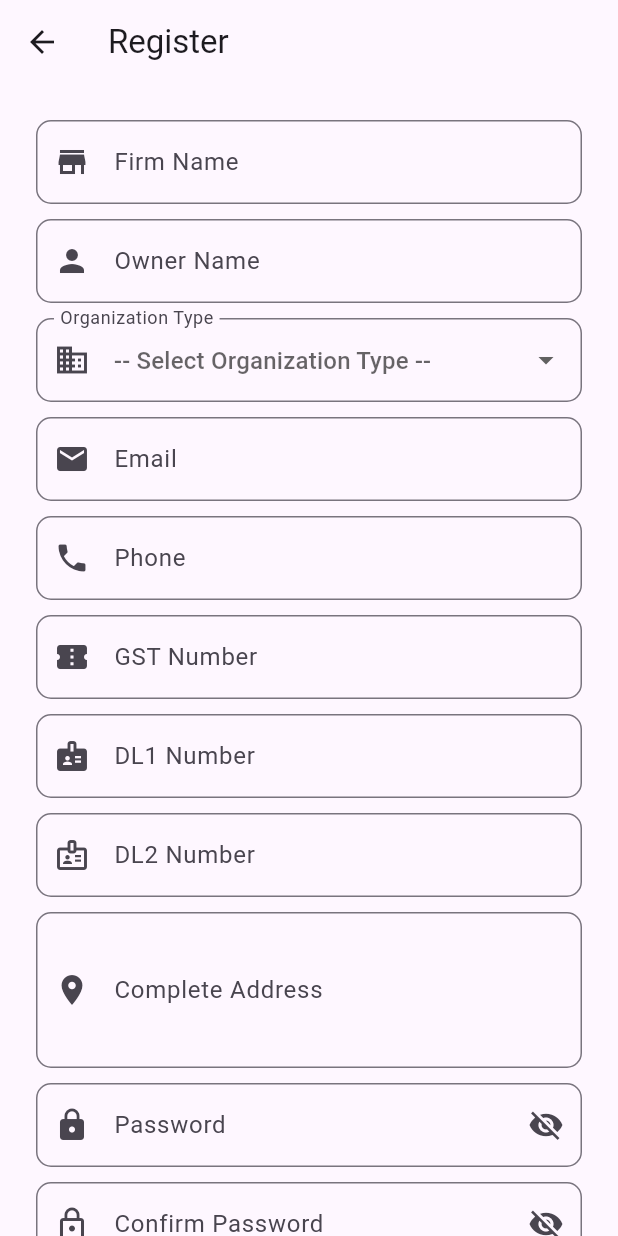
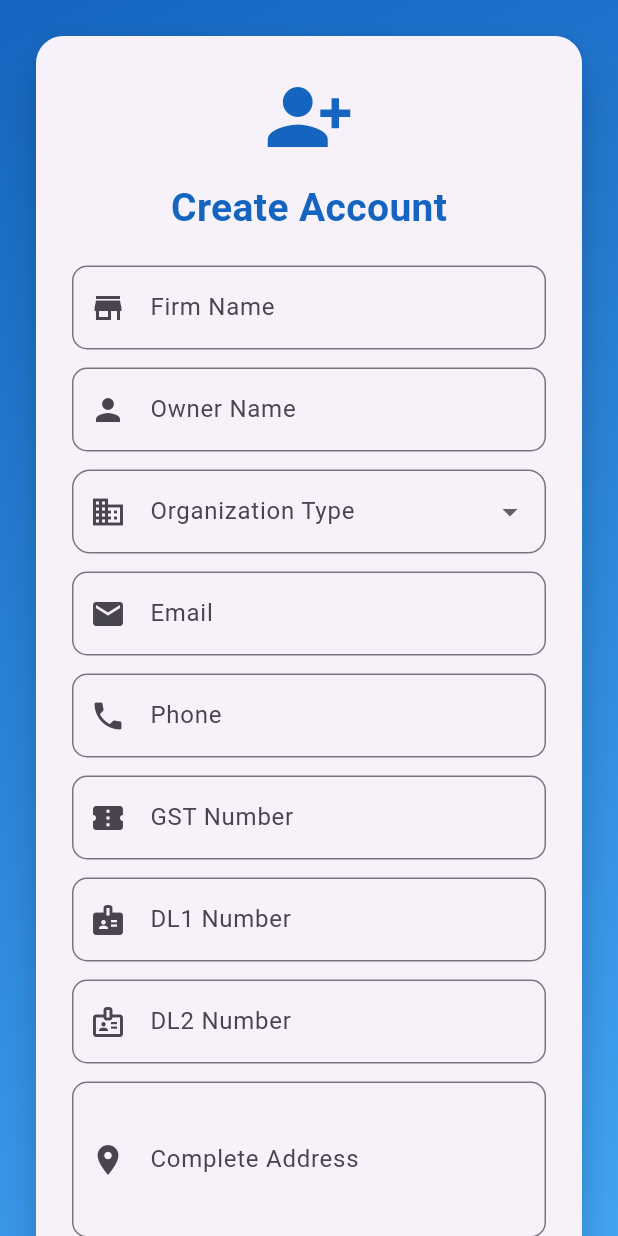
Before and after one commit to NeelSavsani/ExpiroChain-Flutter-Application, a Flutter app: the RegisterScreen screen opened directly, on a phone screen of 412 x 824 dp. Run offline on Flutter 3.47's test engine with Material 3 defaults, Android fonts, the phone set to English and light mode, and no system bars; our stand-ins replace cookie_jar, dio, dio_cookie_manager, file_picker, shared_preferences; accounts and stored records are empty.

Commit message:
started designing

```diff
--- a/lib/screens/register_screen.dart
+++ b/lib/screens/register_screen.dart
@@ -1,6 +1,7 @@
 import 'dart:io';
 import 'package:flutter/material.dart';
 import 'package:file_picker/file_picker.dart';
+
 import '../widgets/custom_textfield.dart';
 import '../widgets/custom_button.dart';
 import '../services/api_service.dart';
@@ -32,18 +33,14 @@ class _RegisterScreenState extends State<RegisterScreen> {
   File? dl2File;
 
   bool isLoading = false;
-
-  // ================= ORGANIZATION TYPE =================
-  String? selectedOrgType; // ✅ NULL by default
+  String? selectedOrgType;
 
   // ================= PHONE NORMALIZER =================
   String normalizeIndianPhone(String input) {
     final digitsOnly = input.replaceAll(RegExp(r'\D'), '');
-
     if (digitsOnly.length > 10) {
       return digitsOnly.substring(digitsOnly.length - 10);
     }
-
     return digitsOnly;
   }
 
@@ -58,7 +55,7 @@ class _RegisterScreenState extends State<RegisterScreen> {
     }
   }
 
-  // ================= FILE TILE WIDGET =================
+  // ================= FILE TILE =================
   Widget buildFilePickerTile({
     required String label,
     required File? file,
@@ -66,10 +63,10 @@ class _RegisterScreenState extends State<RegisterScreen> {
     required VoidCallback onClear,
   }) {
     return Card(
-      elevation: 1,
-      shape: RoundedRectangleBorder(borderRadius: BorderRadius.circular(10)),
+      elevation: 2,
+      shape: RoundedRectangleBorder(borderRadius: BorderRadius.circular(12)),
       child: ListTile(
-        leading: const Icon(Icons.upload_file, color: Colors.blue),
+        leading: const Icon(Icons.upload_file, color: Color(0xFF1565C0)),
         title: Text(
           file == null ? label : file.path.split('/').last,
           style: TextStyle(
@@ -91,7 +88,6 @@ class _RegisterScreenState extends State<RegisterScreen> {
 
   // ================= SEND OTP =================
   Future<void> sendOtp() async {
-    // ✅ DROPDOWN VALIDATION
     if (selectedOrgType == null) {
       ScaffoldMessenger.of(context).showSnackBar(
         const SnackBar(content: Text("Please select organization type")),
@@ -114,7 +110,6 @@ class _RegisterScreenState extends State<RegisterScreen> {
     }
 
     final normalizedPhone = normalizeIndianPhone(phoneController.text);
-
     if (normalizedPhone.length != 10) {
       ScaffoldMessenger.of(context).showSnackBar(
         const SnackBar(content: Text("Enter valid 10-digit mobile number")),
@@ -129,7 +124,7 @@ class _RegisterScreenState extends State<RegisterScreen> {
         fields: {
           "firm_name": firmController.text.trim(),
           "owner_name": ownerController.text.trim(),
-          "user_type": selectedOrgType!, // ✅ SAFE NOW
+          "user_type": selectedOrgType!,
           "email_id": emailController.text.trim(),
           "phn_no": normalizedPhone,
           "gstno": gstNoController.text.trim(),
@@ -170,33 +165,61 @@ class _RegisterScreenState extends State<RegisterScreen> {
   @override
   Widget build(BuildContext context) {
     return Scaffold(
-      appBar: AppBar(title: const Text("Register")),
-      body: SingleChildScrollView(
+      body: Container(
+        decoration: const BoxDecoration(
+          gradient: LinearGradient(
+            colors: [Color(0xFF1565C0), Color(0xFF42A5F5)],
+            begin: Alignment.topLeft,
+            end: Alignment.bottomRight,
+          ),
+        ),
+        child: SafeArea(
+          child: Center(
+            child: SingleChildScrollView(
+              padding: const EdgeInsets.all(20),
+              child: Card(
+                elevation: 12,
+                shape: RoundedRectangleBorder(
+                  borderRadius: BorderRadius.circular(18),
+                ),
+                child: Padding(
                   padding: const EdgeInsets.all(24),
                   child: Column(
                     children: [
+                      const Icon(Icons.person_add_alt_1,
+                          size: 60, color: Color(0xFF1565C0)),
+                      const SizedBox(height: 12),
+
+                      const Text(
+                        "Create Account",
+                        style: TextStyle(
+                          fontSize: 26,
+                          fontWeight: FontWeight.bold,
+                          color: Color(0xFF1565C0),
+                        ),
+                      ),
+                      const SizedBox(height: 20),
+
                       CustomTextField(
                         controller: firmController,
                         label: "Firm Name",
                         icon: Icons.store,
                       ),
-            const SizedBox(height: 10),
+                      const SizedBox(height: 12),
 
                       CustomTextField(
                         controller: ownerController,
                         label: "Owner Name",
                         icon: Icons.person,
                       ),
-            const SizedBox(height: 10),
+                      const SizedBox(height: 12),
 
-            // ================= ORGANIZATION TYPE DROPDOWN =================
                       DropdownButtonFormField<String>(
                         value: selectedOrgType,
                         decoration: InputDecoration(
                           labelText: "Organization Type",
-                hintText: "-- Select Organization Type --",
                           border: OutlineInputBorder(
-                  borderRadius: BorderRadius.circular(10),
+                            borderRadius: BorderRadius.circular(12),
                           ),
                           prefixIcon: const Icon(Icons.business),
                         ),
@@ -215,19 +238,17 @@ class _RegisterScreenState extends State<RegisterScreen> {
                           ),
                         ],
                         onChanged: (value) {
-                setState(() {
-                  selectedOrgType = value;
-                });
+                          setState(() => selectedOrgType = value);
                         },
                       ),
-            const SizedBox(height: 10),
+                      const SizedBox(height: 12),
 
                       CustomTextField(
                         controller: emailController,
                         label: "Email",
                         icon: Icons.email,
                       ),
-            const SizedBox(height: 10),
+                      const SizedBox(height: 12),
 
                       CustomTextField(
                         controller: phoneController,
@@ -235,28 +256,28 @@ class _RegisterScreenState extends State<RegisterScreen> {
                         icon: Icons.phone,
                         keyboardType: TextInputType.phone,
                       ),
-            const SizedBox(height: 10),
+                      const SizedBox(height: 12),
 
                       CustomTextField(
                         controller: gstNoController,
                         label: "GST Number",
                         icon: Icons.confirmation_number,
                       ),
-            const SizedBox(height: 10),
+                      const SizedBox(height: 12),
 
                       CustomTextField(
                         controller: dl1NoController,
                         label: "DL1 Number",
                         icon: Icons.badge,
                       ),
-            const SizedBox(height: 10),
+                      const SizedBox(height: 12),
 
                       CustomTextField(
                         controller: dl2NoController,
                         label: "DL2 Number",
                         icon: Icons.badge_outlined,
                       ),
-            const SizedBox(height: 10),
+                      const SizedBox(height: 12),
 
                       CustomTextField(
                         controller: addressController,
@@ -264,7 +285,7 @@ class _RegisterScreenState extends State<RegisterScreen> {
                         icon: Icons.location_on,
                         maxLines: 3,
                       ),
-            const SizedBox(height: 10),
+                      const SizedBox(height: 12),
 
                       CustomTextField(
                         controller: passController,
@@ -272,7 +293,7 @@ class _RegisterScreenState extends State<RegisterScreen> {
                         icon: Icons.lock,
                         isPassword: true,
                       ),
-            const SizedBox(height: 10),
+                      const SizedBox(height: 12),
 
                       CustomTextField(
                         controller: confirmController,
@@ -282,9 +303,8 @@ class _RegisterScreenState extends State<RegisterScreen> {
                       ),
                       const SizedBox(height: 20),
 
-            // ================= FILE PICKERS =================
                       buildFilePickerTile(
-              label: "Select GST Certificate",
+                        label: "Upload GST Certificate",
                         file: gstFile,
                         onPick: () =>
                             pickFile((f) => setState(() => gstFile = f)),
@@ -293,7 +313,7 @@ class _RegisterScreenState extends State<RegisterScreen> {
                       const SizedBox(height: 8),
 
                       buildFilePickerTile(
-              label: "Select DL1 Certificate",
+                        label: "Upload DL1 Certificate",
                         file: dl1File,
                         onPick: () =>
                             pickFile((f) => setState(() => dl1File = f)),
@@ -302,7 +322,7 @@ class _RegisterScreenState extends State<RegisterScreen> {
                       const SizedBox(height: 8),
 
                       buildFilePickerTile(
-              label: "Select DL2 Certificate",
+                        label: "Upload DL2 Certificate",
                         file: dl2File,
                         onPick: () =>
                             pickFile((f) => setState(() => dl2File = f)),
@@ -311,11 +331,25 @@ class _RegisterScreenState extends State<RegisterScreen> {
 
                       const SizedBox(height: 24),
 
-            CustomButton(
-              text: isLoading ? "Sending OTP..." : "Send OTP",
+                      SizedBox(
+                        width: double.infinity,
+                        child: CustomButton(
+                          text:
+                          isLoading ? "Sending OTP..." : "Send OTP",
                           onPressed: isLoading ? () {} : sendOtp,
                         ),
+                      ),
+
+                      if (isLoading) ...[
+                        const SizedBox(height: 14),
+                        const CircularProgressIndicator(strokeWidth: 2),
                       ],
+                    ],
+                  ),
+                ),
+              ),
+            ),
+          ),
         ),
       ),
     );
```
Also changed, not shown: lib/screens/login_screen.dart (+84 -22 lines). Lines whose indentation alone changed are shown as unchanged.
